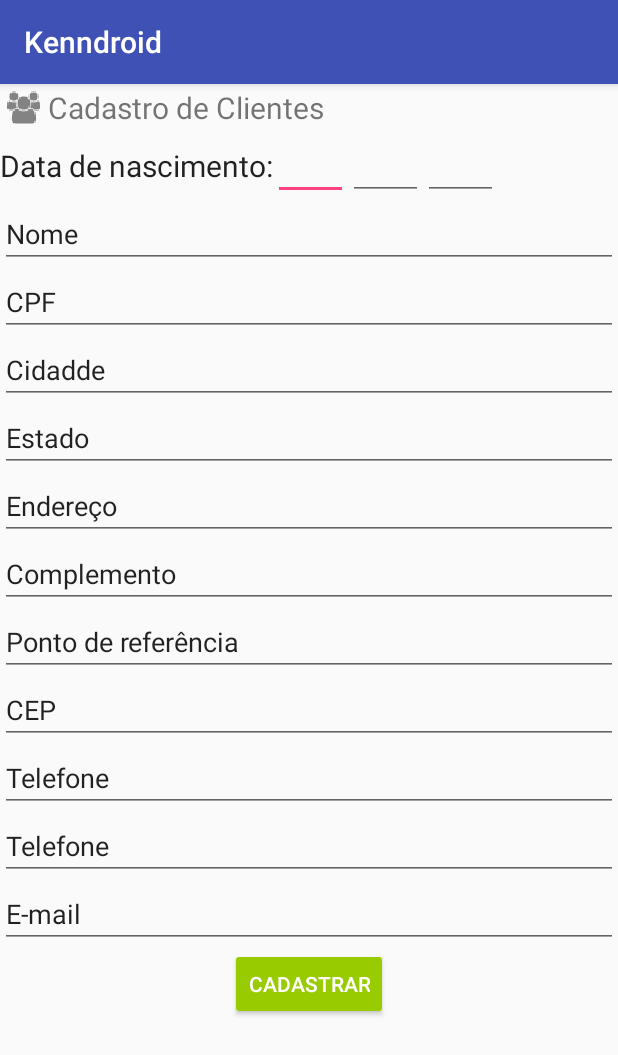
After one commit to renatastmelo/kenndroid, an Android app: the CadClientes screen opened directly, with no data from a screen before it, on a phone screen of 412 x 824 dp. The commit adds this screen. Shown: the top 1055 px of the screen. Run offline under Robolectric (Android 15) with nearby library versions, the light colour scheme and no system bars.

Commit message:
Layout da tela de Cadastro de clientes.

```diff
--- a/src/app/src/main/AndroidManifest.xml
+++ b/src/app/src/main/AndroidManifest.xml
@@ -22,7 +22,8 @@
         <activity android:name=".CadCanil" />
         <activity android:name=".CadVacinas" />
         <activity android:name=".CadVendas" />
-        <activity android:name=".CadVet"></activity>
+        <activity android:name=".CadVet" />
+        <activity android:name=".CadClientes"></activity>
     </application>
 
 </manifest>
--- /dev/null
+++ b/src/app/src/main/java/renata/kenndroid/CadClientes.java
@@ -0,0 +1,13 @@
+package renata.kenndroid;
+
+import android.support.v7.app.AppCompatActivity;
+import android.os.Bundle;
+
+public class CadClientes extends AppCompatActivity {
+
+    @Override
+    protected void onCreate(Bundle savedInstanceState) {
+        super.onCreate(savedInstanceState);
+        setContentView(R.layout.activity_cad_clientes);
+    }
+}
--- /dev/null
+++ b/src/app/src/main/res/layout/activity_cad_clientes.xml
@@ -0,0 +1,190 @@
+<?xml version="1.0" encoding="utf-8"?>
+<LinearLayout xmlns:android="http://schemas.android.com/apk/res/android"
+    xmlns:app="http://schemas.android.com/apk/res-auto"
+    android:orientation="vertical" android:layout_width="match_parent"
+    android:layout_height="match_parent">
+
+    <?xml version="1.0" encoding="utf-8"?>
+    <LinearLayout xmlns:android="http://schemas.android.com/apk/res/android"
+        xmlns:app="http://schemas.android.com/apk/res-auto"
+        android:orientation="horizontal"
+        android:layout_width="match_parent"
+        android:layout_height="wrap_content"
+        android:baselineAligned="false">
+
+        <ImageView
+            android:id="@+id/imageView2"
+            android:layout_width="wrap_content"
+            android:layout_height="wrap_content"
+            app:srcCompat="@drawable/ic_clientes" />
+
+        <TextView
+            android:id="@+id/titulo_cadClientess"
+            android:layout_width="374dp"
+            android:layout_height="wrap_content"
+            android:layout_gravity="center_vertical"
+            android:textSize="20dp"
+            android:text="@string/titulo_cadClientes" />
+
+    </LinearLayout>
+
+    <!-- cadastro do dia, mês e ano dentro de um linearlayout interno-->
+
+    <LinearLayout
+        android:layout_width="match_parent"
+        android:layout_height="wrap_content"
+        android:baselineAligned="false"
+        android:orientation="horizontal">
+
+
+        <TextView
+            android:id="@+id/edt_nome_campo_nasc"
+            android:layout_width="wrap_content"
+            android:layout_height="wrap_content"
+            android:textSize="20dp"
+            android:layout_gravity="center_vertical"
+            android:text="@string/edt_nome_campo_nasc"
+            android:textAppearance="@style/TextAppearance.AppCompat.Body1" />
+
+        <EditText
+            android:id="@+id/dia"
+            android:layout_width="50dp"
+            android:layout_height="wrap_content"
+            android:ems="10"
+            android:inputType="numberSigned"
+            android:baselineAligned="false"
+            android:orientation="horizontal"
+        />
+
+        <EditText
+            android:id="@+id/mes"
+            android:layout_width="50dp"
+            android:layout_height="wrap_content"
+            android:ems="10"
+            android:inputType="numberSigned"
+            android:baselineAligned="false"
+            android:orientation="horizontal"
+        />
+
+        <EditText
+            android:id="@+id/ano"
+            android:layout_width="50dp"
+            android:layout_height="wrap_content"
+            android:ems="10"
+            android:inputType="numberSigned"
+            android:baselineAligned="false"
+            android:orientation="horizontal"
+        />
+
+    </LinearLayout>
+
+    <!-- inicio do cadastro após a data -->
+    <EditText
+        android:id="@+id/edt_nome"
+        android:layout_width="match_parent"
+        android:layout_height="wrap_content"
+        android:ems="10"
+        android:inputType="textPersonName"
+        android:text="@string/edt_nome"
+    />
+
+    <EditText
+        android:id="@+id/edt_cpf"
+        android:layout_width="match_parent"
+        android:layout_height="wrap_content"
+        android:ems="10"
+        android:inputType="textPersonName"
+        android:text="@string/edt_cpf"
+    />
+
+    <EditText
+        android:id="@+id/edt_cidade"
+        android:layout_width="match_parent"
+        android:layout_height="wrap_content"
+        android:ems="10"
+        android:inputType="textPersonName"
+        android:text="@string/edt_cidade"
+    />
+
+    <EditText
+        android:id="@+id/edt_estado"
+        android:layout_width="match_parent"
+        android:layout_height="wrap_content"
+        android:ems="10"
+        android:inputType="textPersonName"
+        android:text="@string/edt_estado"
+    />
+
+    <EditText
+        android:id="@+id/edt_end"
+        android:layout_width="match_parent"
+        android:layout_height="wrap_content"
+        android:ems="10"
+        android:inputType="textPersonName"
+        android:text="@string/edt_end"
+    />
+
+    <EditText
+        android:id="@+id/edt_compl"
+        android:layout_width="match_parent"
+        android:layout_height="wrap_content"
+        android:ems="10"
+        android:inputType="textPersonName"
+        android:text="@string/edt_compl"
+    />
+
+    <EditText
+        android:id="@+id/edt_pt_ref"
+        android:layout_width="match_parent"
+        android:layout_height="wrap_content"
+        android:ems="10"
+        android:inputType="textPersonName"
+        android:text="@string/edt_pt_ref"
+     />
+
+    <EditText
+        android:id="@+id/edt_cep"
+        android:layout_width="match_parent"
+        android:layout_height="wrap_content"
+        android:ems="10"
+        android:inputType="textPersonName"
+        android:text="@string/edt_cep"
+    />
+
+    <EditText
+        android:id="@+id/edt_fone1"
+        android:layout_width="match_parent"
+        android:layout_height="wrap_content"
+        android:ems="10"
+        android:inputType="text|phone"
+        android:text="@string/edt_fone1"
+    />
+
+    <EditText
+        android:id="@+id/edt_fone2"
+        android:layout_width="match_parent"
+        android:layout_height="wrap_content"
+        android:ems="10"
+        android:inputType="text|phone"
+        android:text="@string/edt_fone2"
+    />
+
+    <EditText
+        android:id="@+id/edt_email"
+        android:layout_width="match_parent"
+        android:layout_height="wrap_content"
+        android:ems="10"
+        android:inputType="textEmailAddress"
+        android:text="@string/edt_email"
+    />
+
+    <Button
+        android:id="@+id/button"
+        style="@style/Widget.AppCompat.Button.Colored"
+        android:layout_width="wrap_content"
+        android:layout_height="wrap_content"
+        android:layout_gravity="center"
+        android:backgroundTint="@android:color/holo_green_light"
+        android:text="Cadastrar"
+    />
+</LinearLayout>
--- a/src/app/src/main/res/values/strings.xml
+++ b/src/app/src/main/res/values/strings.xml
@@ -23,6 +23,9 @@
 
     <!--tela de cadastro de Veterinários-->
     <string name="titulo_cadVet">Cadastro de Venterinários</string>
+
+    <!--tela de cadastro de Clientes-->
+    <string name="titulo_cadClientes">Cadastro de Clientes</string>
 
     <!--campos de cadastros-->
     <string name="edt_nome">Nome</string>
@@ -55,4 +58,11 @@
 
     <!--campos de cadastros extras de Cadastro de vetenários-->
     <string name="edt_especialidade">Especialidade veterinária</string>
+
+    <!--campos de cadastros extras de Cadastro de Clientes-->
+    <string name="edt_nome_campo_nasc">Data de nascimento:</string>
+    <string name="edt_dia">00</string>
+    <string name="edt_mes">00</string>
+    <string name="edt_ano">00</string>
+
 </resources>
```
